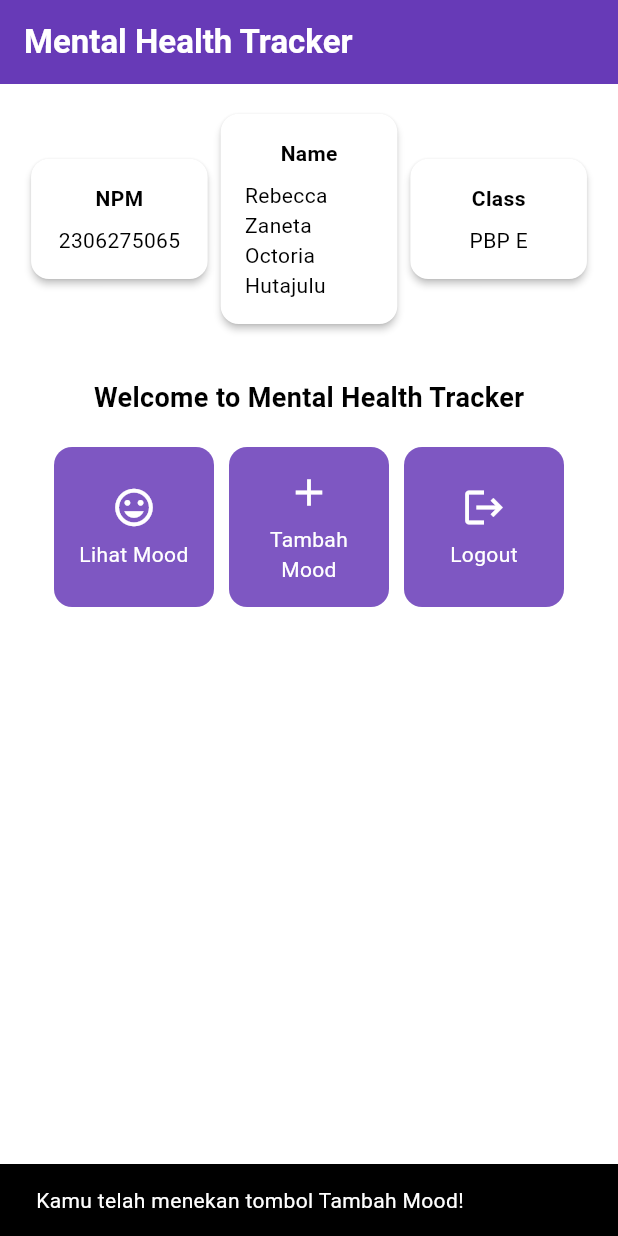
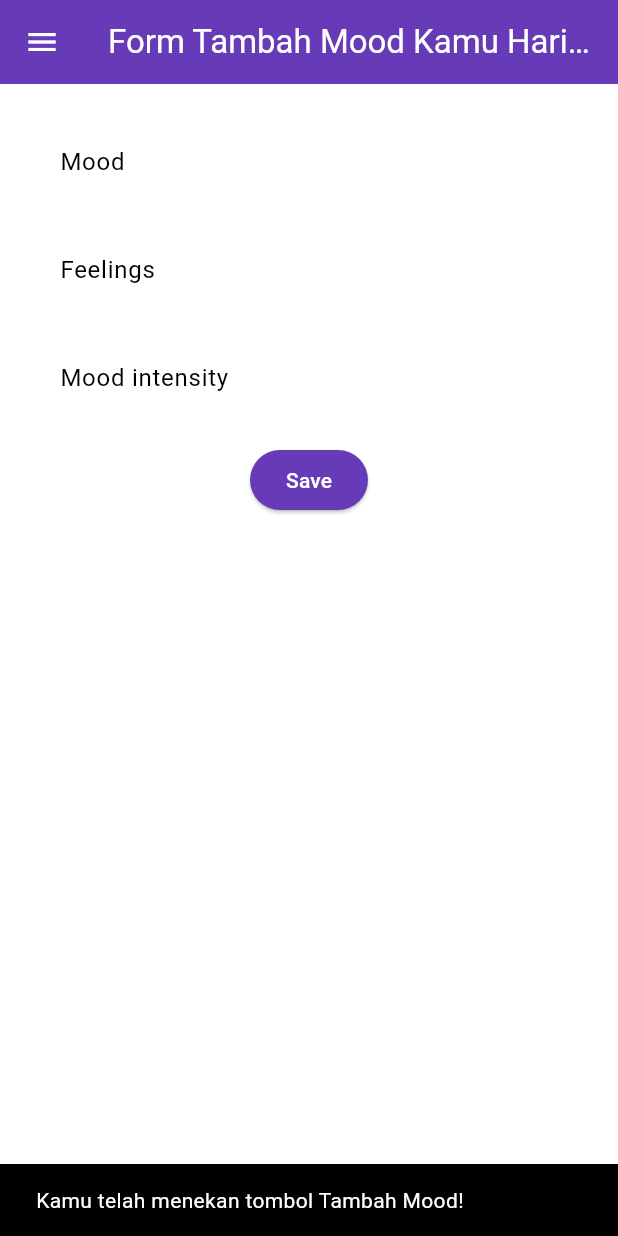
Before and after one commit to zanetaoctoria/mobile-mental-health-tracker, a Flutter app: the screen it shows after launch, after a tap on "Tambah Mood", on a phone screen of 412 x 824 dp. Run offline on Flutter 3.47's test engine with Material 3 defaults, Android fonts, the phone set to English and light mode, and no system bars.

Commit message:
tutor7 yay

```diff
--- a/lib/menu.dart
+++ b/lib/screens/menu.dart
@@ -1,18 +1,14 @@
 import 'package:flutter/material.dart';
-
-class ItemHomepage {
-  final String name;
-  final IconData icon;
-
-  ItemHomepage(this.name, this.icon);
-}
+import 'package:mental_health_tracker/widgets/left_drawer.dart';
+import 'package:mental_health_tracker/screens/moodentry_form.dart'; // Impor halaman MoodEntryFormPage
+import 'package:mental_health_tracker/widgets/mood_card.dart';
 
 class MyHomePage extends StatelessWidget {
+  final String npm = '2306275065'; // NPM
+  final String name = 'Zaneta Octoria'; // Nama
+  final String className = 'PBP E'; // Kelas
+
   MyHomePage({super.key});
-
-  final String npm = '2306275065'; // Ganti dengan NPM Anda
-  final String name = 'Rebecca Zaneta Octoria Hutajulu'; // Ganti dengan Nama Anda
-  final String className = 'PBP E'; // Ganti dengan Kelas Anda
 
   final List<ItemHomepage> items = [
     ItemHomepage("Lihat Mood", Icons.mood),
@@ -22,8 +18,10 @@ class MyHomePage extends StatelessWidget {
 
   @override
   Widget build(BuildContext context) {
+    // Scaffold menyediakan struktur dasar halaman dengan AppBar dan body.
     return Scaffold(
       appBar: AppBar(
+        iconTheme: const IconThemeData(color: Colors.white),
         title: const Text(
           'Mental Health Tracker',
           style: TextStyle(
@@ -33,6 +31,7 @@ class MyHomePage extends StatelessWidget {
         ),
         backgroundColor: Theme.of(context).colorScheme.primary,
       ),
+      drawer: const LeftDrawer(),
       body: Padding(
         padding: const EdgeInsets.all(16.0),
         child: Column(
@@ -123,9 +122,18 @@ class ItemCard extends StatelessWidget {
         onTap: () {
           ScaffoldMessenger.of(context)
             ..hideCurrentSnackBar()
-            ..showSnackBar(
-              SnackBar(content: Text("Kamu telah menekan tombol ${item.name}!")),
+            ..showSnackBar(SnackBar(
+                content: Text("Kamu telah menekan tombol ${item.name}!")));
+
+          // Menambahkan navigasi ke halaman yang sesuai
+          if (item.name == "Tambah Mood") {
+            Navigator.push(
+              context,
+              MaterialPageRoute(
+                builder: (context) => MoodEntryFormPage(),
+              ),
             );
+          }
         },
         child: Container(
           padding: const EdgeInsets.all(8),
@@ -152,3 +160,10 @@ class ItemCard extends StatelessWidget {
     );
   }
 }
+
+class ItemHomepage {
+  final String name;
+  final IconData icon;
+
+  ItemHomepage(this.name, this.icon);
+}
--- /dev/null
+++ b/lib/screens/moodentry_form.dart
@@ -0,0 +1,166 @@
+import 'package:flutter/material.dart';
+import 'package:mental_health_tracker/widgets/left_drawer.dart';
+
+class MoodEntryFormPage extends StatefulWidget {
+  const MoodEntryFormPage({super.key});
+
+  @override
+  State<MoodEntryFormPage> createState() => _MoodEntryFormPageState();
+}
+
+class _MoodEntryFormPageState extends State<MoodEntryFormPage> {
+  final _formKey = GlobalKey<FormState>(); // Form key untuk validasi
+  String _mood = "";
+  String _feelings = "";
+  int _moodIntensity = 0;
+
+  @override
+  Widget build(BuildContext context) {
+    return Scaffold(
+      appBar: AppBar(
+        title: const Center(
+          child: Text(
+            'Form Tambah Mood Kamu Hari ini',
+          ),
+        ),
+        backgroundColor: Theme.of(context).colorScheme.primary,
+        foregroundColor: Colors.white,
+      ),
+      // Menambahkan drawer yang sudah dibuat
+      drawer: const LeftDrawer(),
+      body: Form(
+        key: _formKey,
+        child: SingleChildScrollView(
+          child: Padding(
+            padding: const EdgeInsets.all(16.0),
+            child: Column(
+              crossAxisAlignment: CrossAxisAlignment.start,
+              children: [
+                Padding(
+                  padding: const EdgeInsets.all(8.0),
+                  child: TextFormField(
+                    decoration: InputDecoration(
+                      hintText: "Mood",
+                      labelText: "Mood",
+                      border: OutlineInputBorder(
+                        borderRadius: BorderRadius.circular(5.0),
+                      ),
+                    ),
+                    onChanged: (String? value) {
+                      setState(() {
+                        _mood = value ?? '';
+                      });
+                    },
+                    validator: (String? value) {
+                      if (value == null || value.isEmpty) {
+                        return "Mood tidak boleh kosong!";
+                      }
+                      return null;
+                    },
+                  ),
+                ),
+                Padding(
+                  padding: const EdgeInsets.all(8.0),
+                  child: TextFormField(
+                    decoration: InputDecoration(
+                      hintText: "Feelings",
+                      labelText: "Feelings",
+                      border: OutlineInputBorder(
+                        borderRadius: BorderRadius.circular(5.0),
+                      ),
+                    ),
+                    onChanged: (String? value) {
+                      setState(() {
+                        _feelings = value ?? '';
+                      });
+                    },
+                    validator: (String? value) {
+                      if (value == null || value.isEmpty) {
+                        return "Feelings tidak boleh kosong!";
+                      }
+                      return null;
+                    },
+                  ),
+                ),
+                Padding(
+                  padding: const EdgeInsets.all(8.0),
+                  child: TextFormField(
+                    decoration: InputDecoration(
+                      hintText: "Mood intensity",
+                      labelText: "Mood intensity",
+                      border: OutlineInputBorder(
+                        borderRadius: BorderRadius.circular(5.0),
+                      ),
+                    ),
+                    onChanged: (String? value) {
+                      setState(() {
+                        _moodIntensity = int.tryParse(value ?? '0') ?? 0;
+                      });
+                    },
+                    validator: (String? value) {
+                      if (value == null || value.isEmpty) {
+                        return "Mood intensity tidak boleh kosong!";
+                      }
+                      if (int.tryParse(value) == null) {
+                        return "Mood intensity harus berupa angka!";
+                      }
+                      return null;
+                    },
+                  ),
+                ),
+                Align(
+                  alignment: Alignment.bottomCenter,
+                  child: Padding(
+                    padding: const EdgeInsets.all(8.0),
+                    child: ElevatedButton(
+                      style: ButtonStyle(
+                        backgroundColor: MaterialStateProperty.all(
+                          Theme.of(context).colorScheme.primary,
+                        ),
+                      ),
+                      onPressed: () {
+                        if (_formKey.currentState!.validate()) {
+                          showDialog(
+                            context: context,
+                            builder: (context) {
+                              return AlertDialog(
+                                title: const Text('Mood berhasil tersimpan'),
+                                content: SingleChildScrollView(
+                                  child: Column(
+                                    crossAxisAlignment: CrossAxisAlignment.start,
+                                    children: [
+                                      Text('Mood: $_mood'),
+                                      Text('Feelings: $_feelings'),
+                                      Text('Mood Intensity: $_moodIntensity'),
+                                    ],
+                                  ),
+                                ),
+                                actions: [
+                                  TextButton(
+                                    child: const Text('OK'),
+                                    onPressed: () {
+                                      Navigator.pop(context);
+                                      _formKey.currentState!.reset();
+                                    },
+                                  ),
+                                ],
+                              );
+                            },
+                          );
+                        }
+                      },
+                      child: const Text(
+                        "Save",
+                        style: TextStyle(color: Colors.white),
+                      ),
+                    ),
+                  ),
+                ),
+              ],
+            ),
+          ),
+        ),
+      ),
+    );
+  }
+}
--- /dev/null
+++ b/lib/widgets/left_drawer.dart
@@ -0,0 +1,71 @@
+import 'package:flutter/material.dart';
+import 'package:mental_health_tracker/screens/menu.dart';
+import 'package:mental_health_tracker/screens/moodentry_form.dart'; // Impor halaman MoodEntryFormPage
+
+class LeftDrawer extends StatelessWidget {
+  const LeftDrawer({super.key});
+
+  @override
+  Widget build(BuildContext context) {
+    return Drawer(
+      child: ListView(
+        children: [
+          DrawerHeader(
+            decoration: BoxDecoration(
+              color: Theme.of(context).colorScheme.primary,
+            ),
+            child: const Column(
+              children: [
+                Text(
+                  'Mental Health Tracker',
+                  textAlign: TextAlign.center,
+                  style: TextStyle(
+                    fontSize: 24,
+                    fontWeight: FontWeight.bold,
+                    color: Colors.white,
+                  ),
+                ),
+                Padding(padding: EdgeInsets.all(8)),
+                Text(
+                  "Ayo jaga kesehatan mentalmu setiap hari disini!",
+                  textAlign: TextAlign.center,
+                  style: TextStyle(
+                    fontSize: 15,
+                    color: Colors.white,
+                    fontWeight: FontWeight.normal,
+                  ),
+                ),
+              ],
+            ),
+          ),
+          ListTile(
+            leading: const Icon(Icons.home_outlined),
+            title: const Text('Halaman Utama'),
+            // Bagian redirection ke MyHomePage
+            onTap: () {
+              Navigator.pushReplacement(
+                context,
+                MaterialPageRoute(
+                  builder: (context) => MyHomePage(),
+                ),
+              );
+            },
+          ),
+          ListTile(
+            leading: const Icon(Icons.mood),
+            title: const Text('Tambah Mood'),
+            // Bagian redirection ke MoodEntryFormPage
+            onTap: () {
+              Navigator.pushReplacement(
+                context,
+                MaterialPageRoute(
+                  builder: (context) => MoodEntryFormPage(),
+                ),
+              );
+            },
+          ),
+        ],
+      ),
+    );
+  }
+}
```
Also changed, not shown: lib/main.dart (+3 -4 lines), lib/widgets/mood_card.dart (added, +61 -0 lines).
